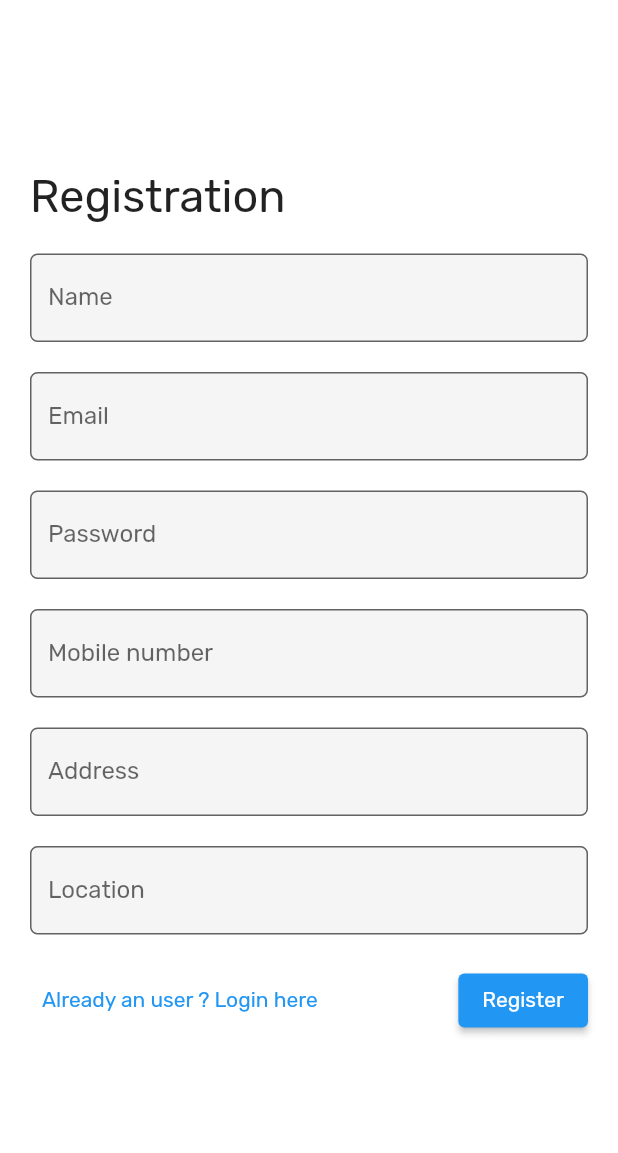
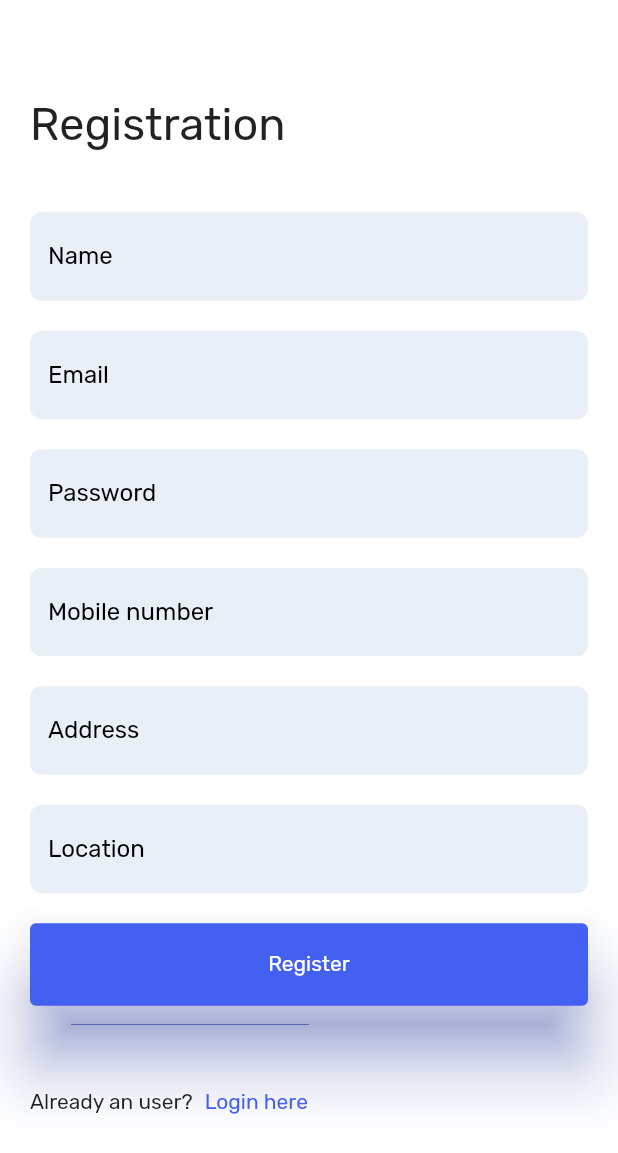
Before and after one commit to CSEKINGS/book_donation_flutter, a Flutter app: the screen it shows after launch, on a phone screen of 412 x 824 dp. Shown: the top 1153 px of the screen. Run offline on Flutter 3.47's test engine with Material 2 defaults, Android fonts, the phone set to English and light mode, and no system bars; our stand-ins replace google_maps_flutter, line_icons, shared_preferences; missing offline and left inert: day_night_switcher.

Commit message:
login  and registration UI phase 1 completed

```diff
--- a/lib/views/registration_view.dart
+++ b/lib/views/registration_view.dart
@@ -1,4 +1,5 @@
-import 'package:book_donation/controllers/api/api.dart';
+import 'package:book_donation/networking/api/auth.dart';
+import 'package:book_donation/utils/media_query.dart';
 import 'package:book_donation/views/home_navigation_view.dart';
 import 'package:book_donation/views/login_view.dart';
 import 'package:flutter/material.dart';
@@ -42,7 +43,7 @@ class _RegistrationViewState extends State<RegistrationView> {
                       style: TextStyle(fontSize: 30.0),
                     ),
                     const SizedBox(
-                      height: 20.0,
+                      height: 40.0,
                     ),
                     TextFormField(
                       autofocus: false,
@@ -50,8 +51,13 @@ class _RegistrationViewState extends State<RegistrationView> {
                       decoration: InputDecoration(
                         filled: true,
                         labelText: 'Name',
+                        labelStyle: const TextStyle(
+                          color: Colors.black,
+                        ),
+                        fillColor: const Color(0xFFe9eff6),
                         border: OutlineInputBorder(
-                          borderRadius: BorderRadius.circular(5.0),
+                          borderSide: BorderSide.none,
+                          borderRadius: BorderRadius.circular(8.0),
                         ),
                       ),
                     ),
@@ -62,8 +68,13 @@ class _RegistrationViewState extends State<RegistrationView> {
                       decoration: InputDecoration(
                         filled: true,
                         labelText: 'Email',
+                        labelStyle: const TextStyle(
+                          color: Colors.black,
+                        ),
+                        fillColor: const Color(0xFFe9eff6),
                         border: OutlineInputBorder(
-                          borderRadius: BorderRadius.circular(5.0),
+                          borderSide: BorderSide.none,
+                          borderRadius: BorderRadius.circular(8.0),
                         ),
                       ),
                     ),
@@ -74,8 +85,13 @@ class _RegistrationViewState extends State<RegistrationView> {
                       decoration: InputDecoration(
                         filled: true,
                         labelText: 'Password',
+                        labelStyle: const TextStyle(
+                          color: Colors.black,
+                        ),
+                        fillColor: const Color(0xFFe9eff6),
                         border: OutlineInputBorder(
-                          borderRadius: BorderRadius.circular(5.0),
+                          borderSide: BorderSide.none,
+                          borderRadius: BorderRadius.circular(8.0),
                         ),
                       ),
                     ),
@@ -86,8 +102,13 @@ class _RegistrationViewState extends State<RegistrationView> {
                       decoration: InputDecoration(
                         filled: true,
                         labelText: 'Mobile number',
+                        labelStyle: const TextStyle(
+                          color: Colors.black,
+                        ),
+                        fillColor: const Color(0xFFe9eff6),
                         border: OutlineInputBorder(
-                          borderRadius: BorderRadius.circular(5.0),
+                          borderSide: BorderSide.none,
+                          borderRadius: BorderRadius.circular(8.0),
                         ),
                       ),
                     ),
@@ -98,27 +119,67 @@ class _RegistrationViewState extends State<RegistrationView> {
                       decoration: InputDecoration(
                         filled: true,
                         labelText: 'Address',
+                        labelStyle: const TextStyle(
+                          color: Colors.black,
+                        ),
+                        fillColor: const Color(0xFFe9eff6),
                         border: OutlineInputBorder(
-                          borderRadius: BorderRadius.circular(5.0),
+                          borderSide: BorderSide.none,
+                          borderRadius: BorderRadius.circular(8.0),
                         ),
                       ),
                     ),
                     const SizedBox(height: 20.0),
                     TextFormField(
+                      readOnly: true,
                       autofocus: false,
                       onSaved: (value) => {photo = value!},
                       decoration: InputDecoration(
                         filled: true,
                         labelText: 'Location',
+                        labelStyle: const TextStyle(
+                          color: Colors.black,
+                        ),
+                        fillColor: const Color(0xFFe9eff6),
                         border: OutlineInputBorder(
-                          borderRadius: BorderRadius.circular(5.0),
+                          borderSide: BorderSide.none,
+                          borderRadius: BorderRadius.circular(8.0),
                         ),
                       ),
                     ),
                     const SizedBox(height: 20.0),
+                    ElevatedButton(
+                      style: ElevatedButton.styleFrom(
+                        padding: const EdgeInsets.symmetric(horizontal: 20.0),
+                        elevation: 20.0,
+                        shadowColor: const Color(0xFF4460F1),
+                        primary: const Color(0xFF4460F1),
+                        fixedSize: Size(displayWidth(context), 55),
+                      ),
+                      onPressed: () {
+                        _registrationFormKey.currentState!.save();
+                        registerAPI(name, email, password, mobileNo, address,
+                                location)
+                            .then((value) {
+                          if (value == 'valid') {
+                            Navigator.push(
+                              context,
+                              MaterialPageRoute(
+                                builder: (context) =>
+                                    const HomeNavigationView(),
+                              ),
+                            );
+                          }
+                        });
+                      },
+                      child: const Text('Register'),
+                    ),
+                    const SizedBox(
+                      height: 40.0,
+                    ),
                     Row(
-                      mainAxisAlignment: MainAxisAlignment.spaceBetween,
                       children: [
+                        const Text('Already an user?'),
                         TextButton(
                           onPressed: () {
                             Navigator.push(
@@ -128,31 +189,14 @@ class _RegistrationViewState extends State<RegistrationView> {
                               ),
                             );
                           },
-                          child: const Text('Already an user ? Login here'),
-                        ),
-                        ElevatedButton(
-                          onPressed: () {
-                            _registrationFormKey.currentState!.save();
-                            attemptSignUp(name, email, password, mobileNo,
-                                    address, location)
-                                .then((value) {
-                              if (value == 'valid') {
-                                Navigator.push(
-                                  context,
-                                  MaterialPageRoute(
-                                    builder: (context) =>
-                                        const HomeNavigationView(),
-                                  ),
-                                );
-                              }
-                            });
-                          },
-                          child: const Text('Register'),
+                          child: const Text(
+                            'Login here',
+                            style: TextStyle(
+                              color: Color(0xFF4460F1),
+                            ),
+                          ),
                         ),
                       ],
-                    ),
-                    const SizedBox(
-                      height: 20.0,
                     ),
                   ],
                 ),
```
Also changed, not shown: lib/views/login_view.dart (+75 -23 lines).
